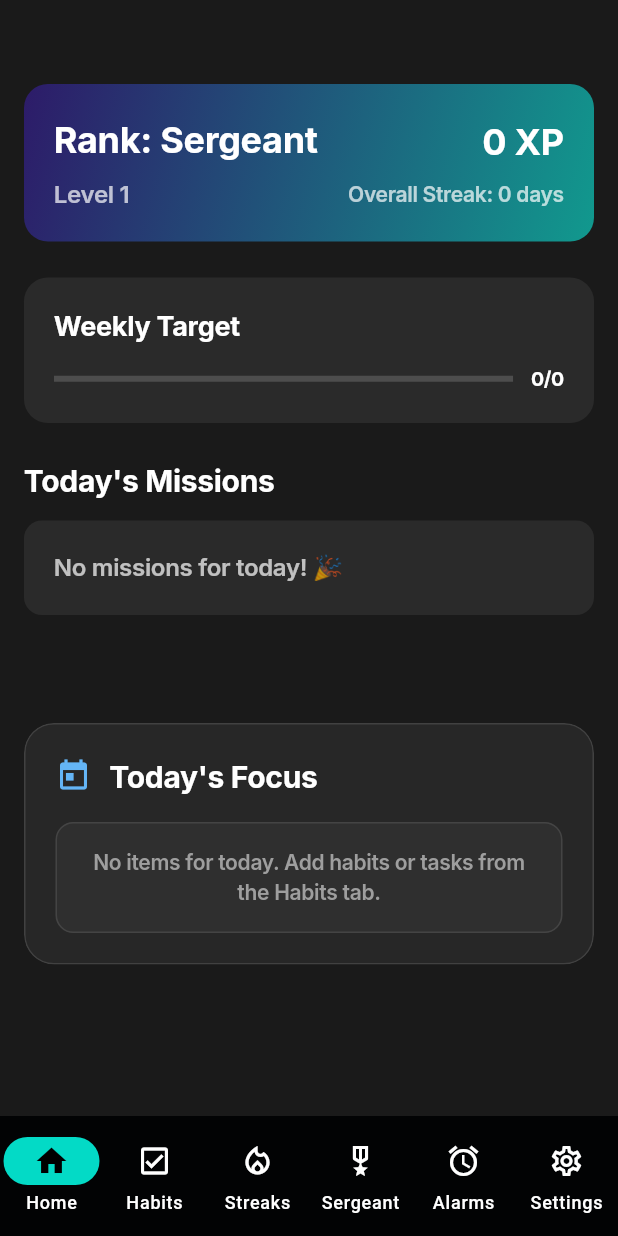
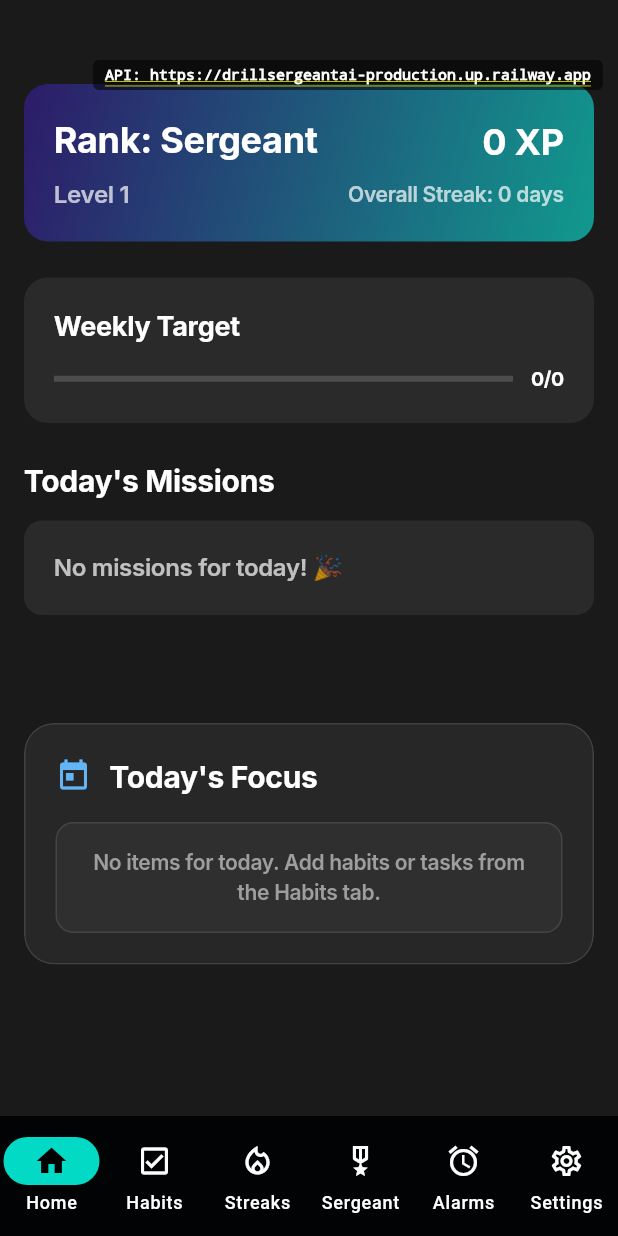
Before and after one commit to stossthegreat/drillserjeant, a Flutter app: the screen it shows after launch, on a phone screen of 412 x 824 dp. Run offline on Flutter 3.47's test engine with Material 3 defaults, Android fonts, the phone set to English and light mode, and no system bars; our stand-ins replace audioplayers, go_router, google_fonts; network calls fail.

Commit message:
Fix APK build issues: Add INTERNET permissions, fix NDK version, add network config, and debug API URL display
- Add INTERNET and ACCESS_NETWORK_STATE permissions to AndroidManifest.xml
- Fix NDK version to working 26.1.10909125 instead of broken 26.3.11579264
- Add network security config for HTTPS and debug connections
- Add debug banner to show API URL in app for APK testing
- Disable minifyEnabled to prevent API client issues in release builds
- Ensure API_BASE_URL environment variable is properly handled

This should resolve AI calls failing in APK builds while working in Chrome.

```diff
--- a/lib/main.dart
+++ b/lib/main.dart
@@ -15,7 +15,20 @@ import 'screens/anti_habit_detail_screen.dart';
 import 'services/api_client.dart';
 
 void main() {
-  apiClient.setBaseUrl('https://drillsergeantai-production.up.railway.app');
+  // Debug: Print the environment variable and actual URL being used
+  const apiUrl = String.fromEnvironment('API_BASE_URL', defaultValue: '');
+  print('🌐 Environment API_BASE_URL: "$apiUrl"');
+  print('🌐 ApiClient baseUrl before override: "${apiClient.getBaseUrl()}"');
+
+  // Override with production URL (this will be overridden by environment variable if provided)
+  if (apiUrl.isEmpty) {
+    apiClient.setBaseUrl('https://drillsergeantai-production.up.railway.app');
+  } else {
+    apiClient.setBaseUrl(apiUrl);
+  }
+
+  print('🌐 Final ApiClient baseUrl: "${apiClient.getBaseUrl()}"');
+
   runApp(const DrillSergeantApp());
 }
 
@@ -50,6 +63,36 @@ class DrillSergeantApp extends StatelessWidget {
       debugShowCheckedModeBanner: false,
       theme: buildDarkTheme(),
       routerConfig: router,
+      builder: (context, child) {
+        return Directionality(
+          textDirection: TextDirection.ltr,
+          child: Stack(
+            children: [
+              child ?? const SizedBox(),
+              // Debug banner showing API URL
+              Positioned(
+                top: 40,
+                right: 10,
+                child: Container(
+                  padding: const EdgeInsets.symmetric(horizontal: 8, vertical: 4),
+                  decoration: BoxDecoration(
+                    color: Colors.black54,
+                    borderRadius: BorderRadius.circular(4),
+                  ),
+                  child: Text(
+                    'API: ${apiClient.getBaseUrl()}',
+                    style: const TextStyle(
+                      color: Colors.white,
+                      fontSize: 10,
+                      fontWeight: FontWeight.bold,
+                    ),
+                  ),
+                ),
+              ),
+            ],
+          ),
+        );
+      },
     );
   }
 }
```
Also changed, not shown: lib/services/api_client.dart (+25 -0 lines), 3 other files.
